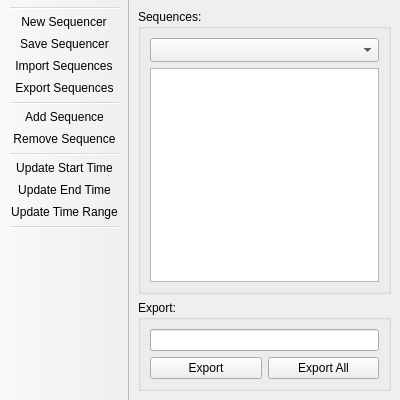
Old version of the form fbx/ui/qfbxsequenceeditor.ui in the repository bhsingleton/dcc.
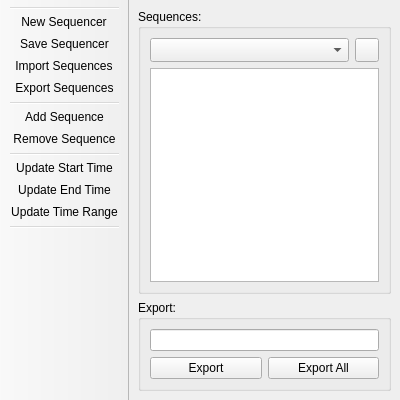
New version of the form. Icons and pictures are not drawn.

Commit message: Simplifying save process.

```diff
--- a/fbx/ui/qfbxsequenceeditor.ui
+++ b/fbx/ui/qfbxsequenceeditor.ui
@@ -33,9 +33,9 @@
        <item>
         <layout class="QVBoxLayout" name="verticalLayout">
          <item>
-          <widget class="QComboBox" name="sequencerComboBox">
+          <widget class="QWidget" name="sequencerWidget" native="true">
            <property name="sizePolicy">
-            <sizepolicy hsizetype="Expanding" vsizetype="Fixed">
+            <sizepolicy hsizetype="Preferred" vsizetype="Fixed">
              <horstretch>0</horstretch>
              <verstretch>0</verstretch>
             </sizepolicy>
@@ -52,6 +52,71 @@
              <height>24</height>
             </size>
            </property>
+           <layout class="QHBoxLayout" name="horizontalLayout">
+            <property name="leftMargin">
+             <number>0</number>
+            </property>
+            <property name="topMargin">
+             <number>0</number>
+            </property>
+            <property name="rightMargin">
+             <number>0</number>
+            </property>
+            <property name="bottomMargin">
+             <number>0</number>
+            </property>
+            <item>
+             <widget class="QComboBox" name="sequencerComboBox">
+              <property name="sizePolicy">
+               <sizepolicy hsizetype="Expanding" vsizetype="Fixed">
+                <horstretch>0</horstretch>
+                <verstretch>0</verstretch>
+               </sizepolicy>
+              </property>
+              <property name="minimumSize">
+               <size>
+                <width>0</width>
+                <height>24</height>
+               </size>
+              </property>
+              <property name="maximumSize">
+               <size>
+                <width>16777215</width>
+                <height>24</height>
+               </size>
+              </property>
+             </widget>
+            </item>
+            <item>
+             <widget class="QPushButton" name="deleteSequencerPushButton">
+              <property name="sizePolicy">
+               <sizepolicy hsizetype="Fixed" vsizetype="Fixed">
+                <horstretch>0</horstretch>
+                <verstretch>0</verstretch>
+               </sizepolicy>
+              </property>
+              <property name="minimumSize">
+               <size>
+                <width>24</width>
+                <height>24</height>
+               </size>
+              </property>
+              <property name="maximumSize">
+               <size>
+                <width>24</width>
+                <height>24</height>
+               </size>
+              </property>
+              <property name="text">
+               <string/>
+              </property>
+              <property name="icon">
+               <iconset resource="../../ui/resources.qrc">
+                <normaloff>:/dcc/icons/delete.svg</normaloff>:/dcc/icons/delete.svg</iconset>
+              </property>
+             </widget>
+            </item>
+           </layout>
           </widget>
          </item>
          <item>
```
The commit also changes 2 other files.
